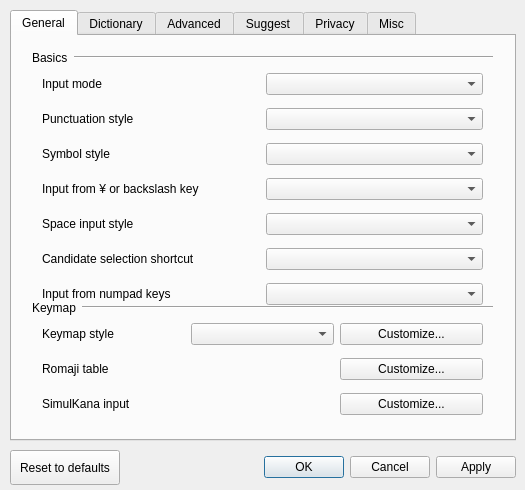
Old version of the form src/gui/config_dialog/config_dialog.ui in the repository kirameister/mozc.
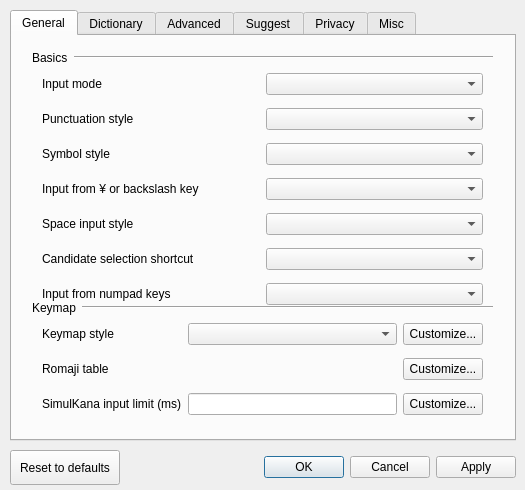
New version of the form. Custom widgets are drawn as their Qt base class.

Commit message: UI done for config dialog (at least for now..) -- value checks need to be added still

Patch:
```diff
--- a/src/gui/config_dialog/config_dialog.ui
+++ b/src/gui/config_dialog/config_dialog.ui
@@ -210,10 +210,13 @@
        <item row="2" column="0">
         <widget class="QLabel" name="label_13">
          <property name="text">
-          <string>SimulKana input</string>
+          <string>SimulKana input limit (ms)</string>
          </property>
         </widget>
        </item>
+       <item row="2" column="1">
+        <widget class="QLineEdit" name="lineEdit"/>
+       </item>
       </layout>
      </widget>
      <widget class="QWidget" name="horizontalLayoutWidget">
```
The commit also changes 5 other files.
